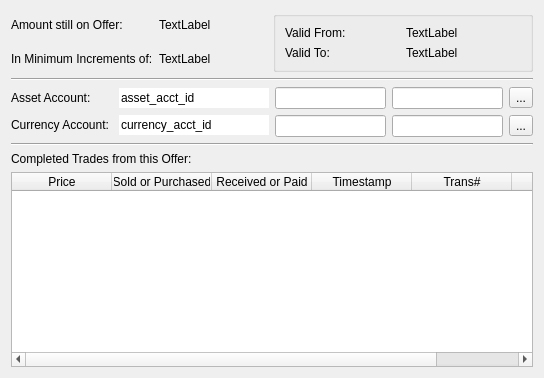
Before: the Qt Designer form src/gui/widgets/offerdetails.ui in Open-Transactions/Moneychanger, drawn with Qt 5.
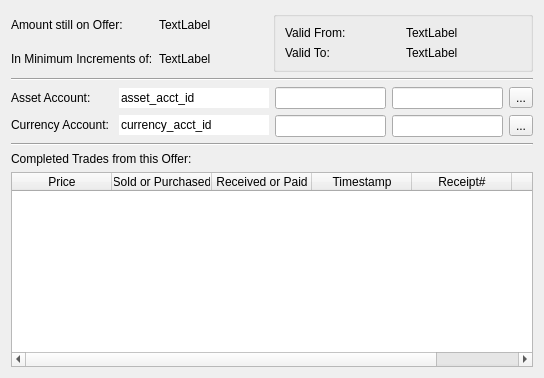
After: the same form once the commit is applied. Icons and pictures are not drawn. Custom widgets are drawn as their Qt base class.

```diff
--- a/src/gui/widgets/offerdetails.ui
+++ b/src/gui/widgets/offerdetails.ui
@@ -282,7 +282,7 @@
      </column>
      <column>
       <property name="text">
-       <string>Trans#</string>
+       <string>Receipt#</string>
       </property>
      </column>
      <column>
```
